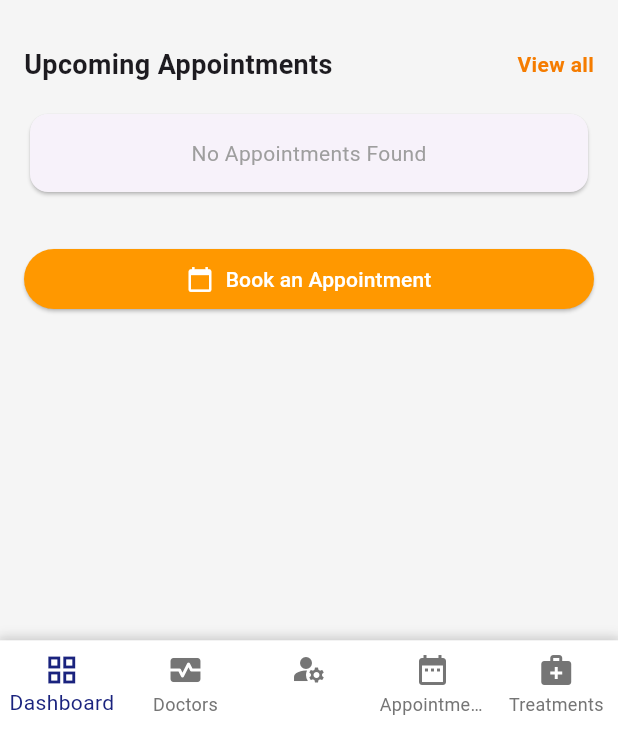
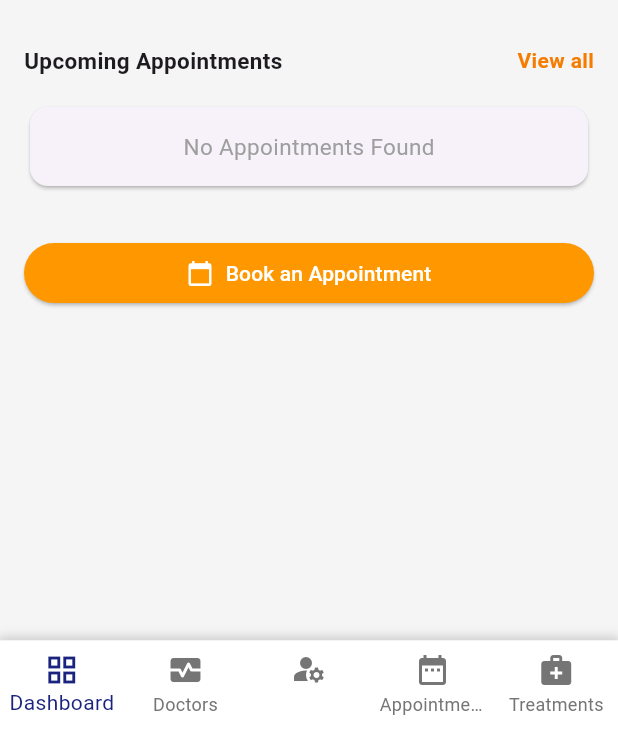
Before and after one commit to OpAbhiG/bt_fe_patient_app, a Flutter app: the screen it shows after launch, on a phone screen of 412 x 824 dp, the part 507-1236 px from its top. Run offline on Flutter 3.47's test engine with Material 3 defaults, Android fonts, the phone set to English and light mode, and no system bars; network calls fail.

Commit message:
Update main.dart

```diff
--- a/demo1_android_studio/lib/main.dart
+++ b/demo1_android_studio/lib/main.dart
@@ -404,7 +404,7 @@ class DashboardScreen extends StatelessWidget {
           children: [
             const Text(
               'Upcoming Appointments',
-              style: TextStyle(fontSize: 18, fontWeight: FontWeight.bold),
+              style: TextStyle(fontSize: 15, fontWeight: FontWeight.bold),
             ),
             Text(
               'View all',
@@ -420,7 +420,8 @@ class DashboardScreen extends StatelessWidget {
             child: Center(
               child: Text(
                 'No Appointments Found',
-                style: TextStyle(color: Colors.grey),
+
+                style: TextStyle(color: Colors.grey,fontSize: 15),
               ),
             ),
           ),
```
